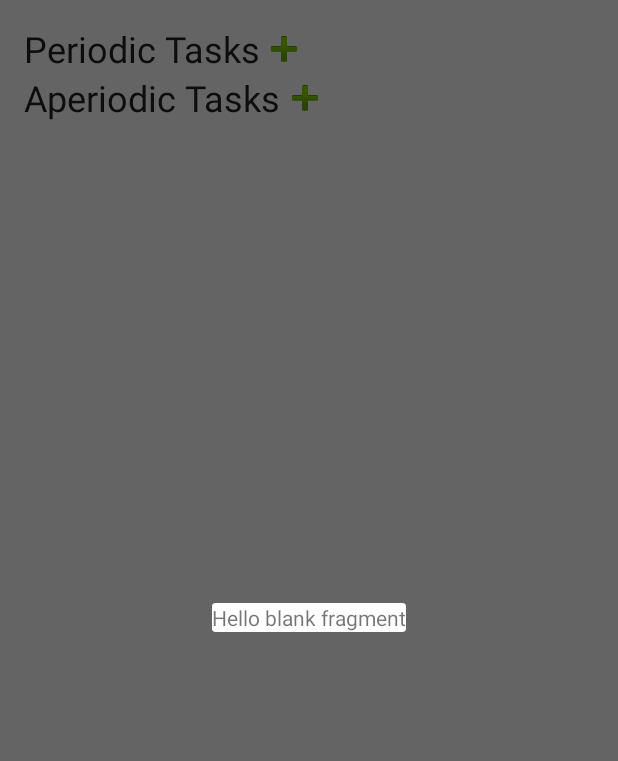
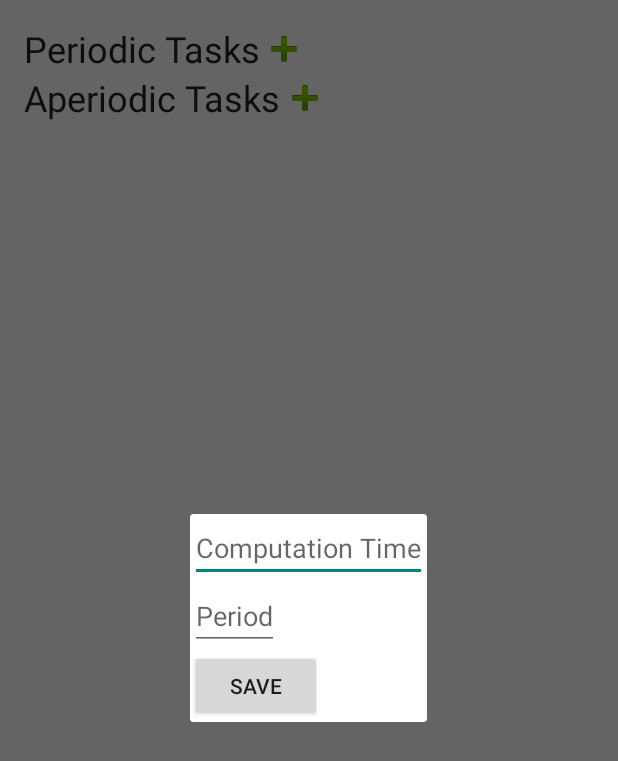
Before and after one commit to mollys1/458FinalProject, an Android app: the screen it shows after launch (MainActivity), after a tap on an icon or button, on a phone screen of 412 x 824 dp. Shown: the top 761 px of the screen. Run offline under Robolectric (Android 15) with nearby library versions, the phone set to English and light mode, and no system bars.

Commit message:
Added fragment

```diff
--- a/SchedulingSimulator/app/src/main/java/com/schedulingsimulator/schedulingsimulator/PeriodicTaskFragment.java
+++ b/SchedulingSimulator/app/src/main/java/com/schedulingsimulator/schedulingsimulator/PeriodicTaskFragment.java
@@ -8,6 +8,7 @@ import android.support.v4.app.Fragment;
 import android.view.LayoutInflater;
 import android.view.View;
 import android.view.ViewGroup;
+import android.widget.Toast;
 
 
 /**
@@ -111,4 +112,9 @@ public class PeriodicTaskFragment extends DialogFragment {
         public void onPeriodicTaskChange(Uri uri);
     }
 
+    public void save(View view)
+    {
+        Toast.makeText(getActivity(), "Save periodic task", Toast.LENGTH_SHORT).show();
+    }
+
 }
--- a/SchedulingSimulator/app/src/main/res/layout/fragment_periodic_task.xml
+++ b/SchedulingSimulator/app/src/main/res/layout/fragment_periodic_task.xml
@@ -1,10 +1,24 @@
-<FrameLayout xmlns:android="http://schemas.android.com/apk/res/android"
+<LinearLayout xmlns:android="http://schemas.android.com/apk/res/android"
     xmlns:tools="http://schemas.android.com/tools" android:layout_width="match_parent"
     android:layout_height="match_parent"
+    android:orientation="vertical"
     tools:context="com.schedulingsimulator.schedulingsimulator.PeriodicTaskFragment">
 
     <!-- TODO: Update blank fragment layout -->
-    <TextView android:layout_width="match_parent" android:layout_height="match_parent"
-        android:text="@string/hello_blank_fragment" />
+    <EditText
+        android:layout_width="wrap_content"
+        android:layout_height="wrap_content"
+        android:hint="Computation Time"/>
 
-</FrameLayout>
+    <EditText
+        android:layout_width="wrap_content"
+        android:layout_height="wrap_content"
+        android:hint="Period"/>
+
+    <Button
+        android:layout_width="wrap_content"
+        android:layout_height="wrap_content"
+        android:text="Save"
+        android:onClick="save"/>
+
+</LinearLayout>
```
